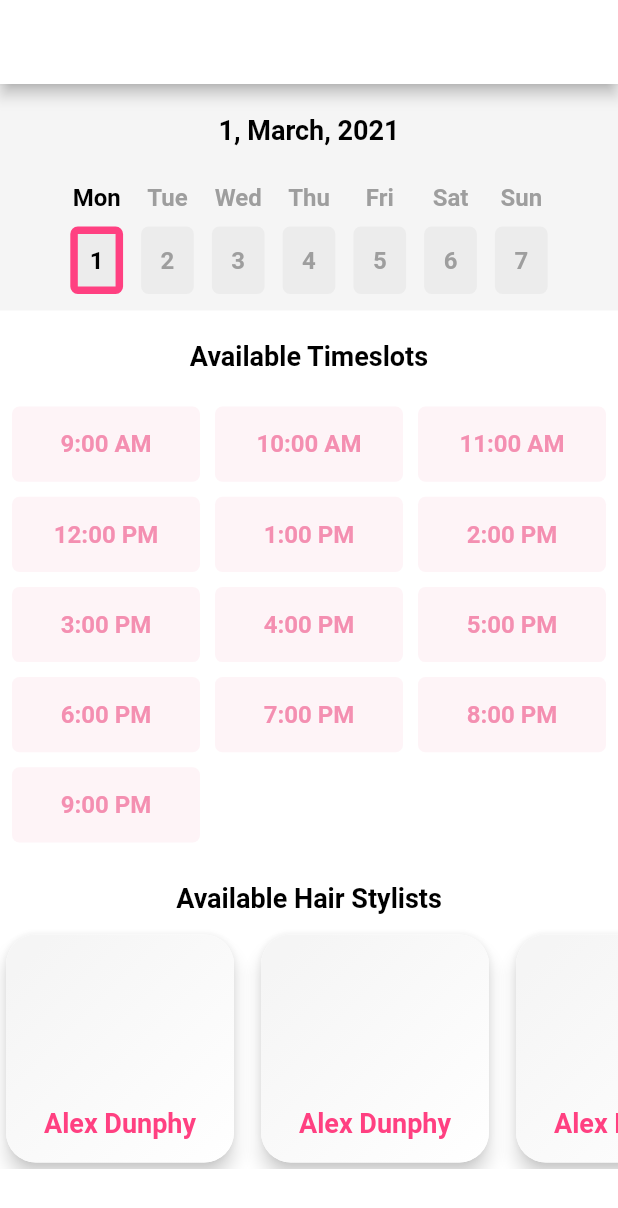
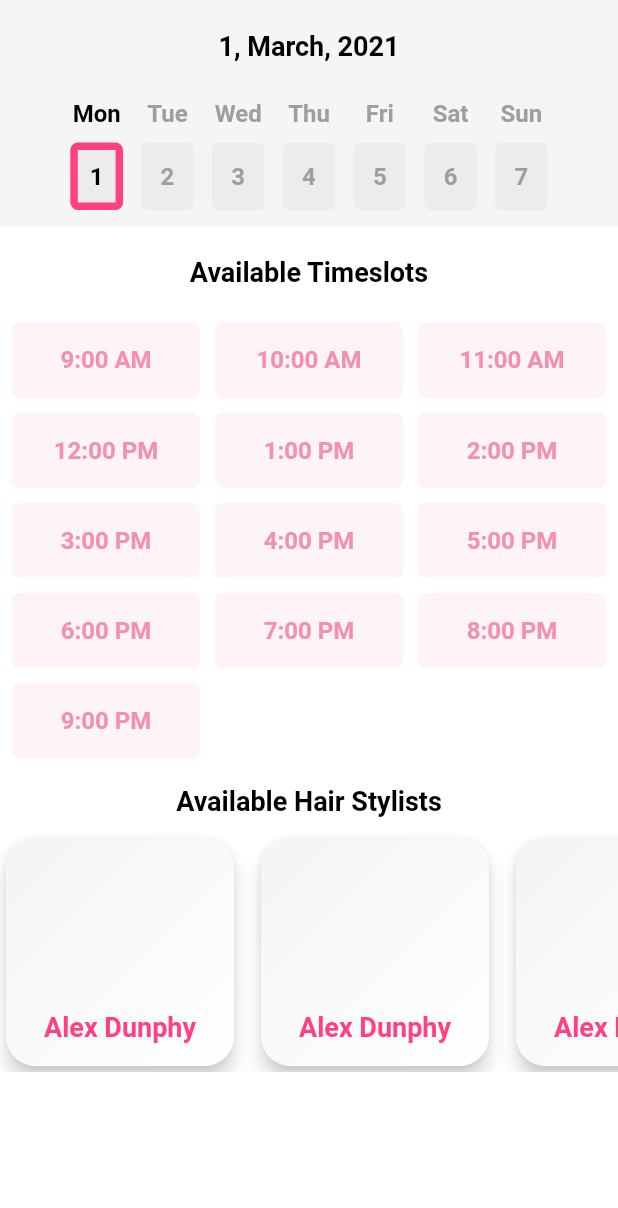
Before and after one commit to rabikumar14/HairTech, a Flutter app: the BookPage screen opened directly, on a phone screen of 412 x 824 dp. Shown: the top 1208 px of the screen. Run offline on Flutter 3.47's test engine with Material 2 defaults, Android fonts, the phone set to English and light mode, and no system bars; our stand-ins replace google_fonts; network calls fail.

Commit message:
Refactor shadows and responsiveness n

```diff
--- a/lib/global_items/app_bar/app_bar_action.dart
+++ b/lib/global_items/app_bar/app_bar_action.dart
@@ -11,8 +11,8 @@ class AppBarAction extends StatelessWidget {
     return Padding(
       padding: const EdgeInsets.symmetric(horizontal: 10),
       child: Card(
-        elevation: 7,
-        shadowColor: Theme.of(context).primaryColor,
+        elevation: 2,
+
         shape: RoundedRectangleBorder(borderRadius: BorderRadius.circular(7)),
         child: Container(
           child: IconButton(
--- a/lib/global_items/fancy_card.dart
+++ b/lib/global_items/fancy_card.dart
@@ -10,7 +10,7 @@ class FancyCard extends StatelessWidget {
   @override
   Widget build(BuildContext context) {
     return Card(
-      shadowColor: Theme.of(context).primaryColor,
+
       elevation: 10,
       shape: RoundedRectangleBorder(borderRadius: BorderRadius.circular(20)),
       child: Container(
--- a/lib/pages/account/account_page.dart
+++ b/lib/pages/account/account_page.dart
@@ -1,6 +1,7 @@
 import 'package:hair_salon/global_items/package_export.dart';
 import 'package:hair_salon/global_items/widget_export.dart';
-import 'file:///C:/src/Flutter%20Projects/HairTech/hair_salon/lib/pages/account/widget/profile_card.dart';
+import 'package:hair_salon/pages/account/widget/profile_card.dart';
+
 
 class Account extends StatefulWidget {
   @override
--- a/lib/pages/appointment/appt_page.dart
+++ b/lib/pages/appointment/appt_page.dart
@@ -1,4 +1,6 @@
+import 'package:hair_salon/global_items/app_bar/app_bar_action.dart';
 import 'package:hair_salon/global_items/package_export.dart';
+import 'package:hair_salon/global_items/widget_export.dart';
 import 'package:intl/intl.dart';
 
 class BookPage extends StatefulWidget {
@@ -35,7 +37,7 @@ class _BookPageState extends State<BookPage> {
     //buttonTime
     return Scaffold(
       backgroundColor: Colors.white,
-      appBar: _buildAppBar(),
+
       body: Container(
         width: screenWidth,
         height: screenHeight,
@@ -55,7 +57,20 @@ class _BookPageState extends State<BookPage> {
                   ),
                 ),
               ),
-              Container(height: 315, child: _buildTimeSlots()),
+
+
+ConstrainedBox(
+  constraints: new BoxConstraints(
+    minHeight: 200.0,
+   minWidth: 200.0,
+    maxHeight: 500.0,
+    maxWidth: 500.0
+
+  ),
+  child: _buildTimeSlots(),
+),
+
+
               SizedBox(height: 10),
               Text(
                 'Available Hair Stylists',
@@ -87,19 +102,6 @@ class _BookPageState extends State<BookPage> {
     );
   }
 
-  _buildAppBar() {
-    return AppBar(
-      backgroundColor: Theme.of(context).backgroundColor,
-      centerTitle: true,
-      title: Text(
-        'Book Appointment',
-        style: GoogleFonts.varelaRound(
-          color: Colors.white,
-          fontWeight: FontWeight.w600,
-        ),
-      ),
-    );
-  }
 
   ///simple stateful date picker
   Widget datePicker() {
--- a/lib/pages/product/product_page.dart
+++ b/lib/pages/product/product_page.dart
@@ -1,7 +1,8 @@
 import 'package:hair_salon/global_items/package_export.dart';
 import 'package:hair_salon/global_items/widget_export.dart';
 import 'package:hair_salon/pages/cart/cart_page.dart';
-import 'file:///C:/src/Flutter%20Projects/HairTech/hair_salon/lib/pages/product/widget/product_tile.dart';
+import 'package:hair_salon/pages/product/widget/product_tile.dart';
+
 
 class ProductPage extends StatefulWidget {
   ProductPage({Key key}) : super(key: key);
@@ -15,7 +16,7 @@ class _ProductPageState extends State<ProductPage> {
   Widget build(BuildContext context) {
     return Scaffold(
       backgroundColor: Theme.of(context).backgroundColor,
-      appBar: GlobalAppBar('Products',
+      appBar: GlobalAppBar('',
           action: AppBarAction(
             Icons.shopping_cart,
             route: () {
--- a/lib/pages/product/widget/add_cart_button.dart
+++ b/lib/pages/product/widget/add_cart_button.dart
@@ -1,3 +1,4 @@
+import 'package:hair_salon/global_items/cart_counter.dart';
 import 'package:hair_salon/global_items/package_export.dart';
 import 'package:hair_salon/global_items/widget_export.dart';
 
--- a/lib/pages/product/widget/product_tile.dart
+++ b/lib/pages/product/widget/product_tile.dart
@@ -32,11 +32,11 @@ class ProductWidget extends StatelessWidget {
                   ),
                   textFont(
                     'Nivia Men Shampoo',
-                    Theme.of(context).primaryColor,
+                    Theme.of(context).hintColor,
                     overflow: TextOverflow.ellipsis,
                     maxLines: 3,
                   ),
-                  CustomDivider(),
+
                   textFont(
                     '\$' + '25.99',
                     Theme.of(context).accentColor,
--- a/lib/pages/theme/data/theme_data.dart
+++ b/lib/pages/theme/data/theme_data.dart
@@ -4,7 +4,7 @@ import 'package:hair_salon/global_items/package_export.dart';
 final pink = Colors.pinkAccent;
 final black = Colors.black;
 //Card Gradient Light Theme
-final lightGrey = Colors.grey[300];
+final lightGrey = Colors.grey[100];
 final white = Colors.white;
 //Card Gradient Dark Theme
 final grey = Colors.grey[500];
@@ -16,6 +16,7 @@ final lightThemePink = ThemeData(
     primaryColor: pink,
     //Inactive/Other Colour
     accentColor: black,
+    hintColor: darkGrey,
     //Card Gradient Colour
     canvasColor: lightGrey,
     cardColor: white,
```
Also changed, not shown: lib/global_items/app_bar/app_bar.dart (+6 -3 lines), lib/global_items/nav_bar/bot_nav_bar.dart (+7 -9 lines), lib/pages/home/homepage.dart (added, +27 -0 lines), pubspec.lock, 1 other file.
